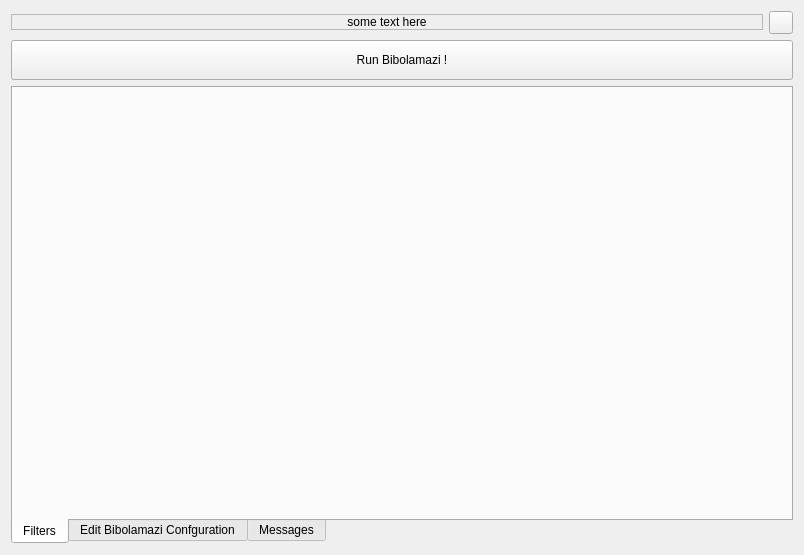
First picture: the form in gui/openbibfile.ui, repository phfaist/bibolamazi, before the edit.
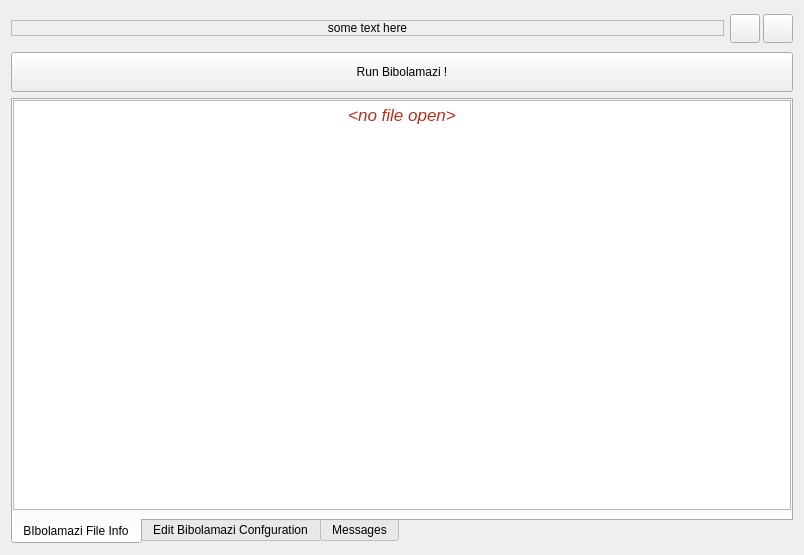
Second picture: the form after the edit. The open tabs and pages were chosen to show the change. Icons and pictures are not drawn.

The edit to the form file:
```diff
--- a/gui/openbibfile.ui
+++ b/gui/openbibfile.ui
@@ -34,8 +34,39 @@
      </property>
      <widget class="QWidget" name="pageInfo">
       <attribute name="title">
-       <string>Filters</string>
+       <string>BIbolamazi File Info</string>
       </attribute>
+      <layout class="QVBoxLayout" name="verticalLayout">
+       <property name="leftMargin">
+        <number>0</number>
+       </property>
+       <property name="topMargin">
+        <number>0</number>
+       </property>
+       <property name="rightMargin">
+        <number>0</number>
+       </property>
+       <property name="bottomMargin">
+        <number>8</number>
+       </property>
+       <item>
+        <widget class="QTextBrowser" name="txtInfo">
+         <property name="tabChangesFocus">
+          <bool>true</bool>
+         </property>
+         <property name="html">
+          <string>&lt;!DOCTYPE HTML PUBLIC &quot;-//W3C//DTD HTML 4.0//EN&quot; &quot;http://www.w3.org/TR/REC-html40/strict.dtd&quot;&gt;
+&lt;html&gt;&lt;head&gt;&lt;meta name=&quot;qrichtext&quot; content=&quot;1&quot; /&gt;&lt;style type=&quot;text/css&quot;&gt;
+p, li { white-space: pre-wrap; }
+&lt;/style&gt;&lt;/head&gt;&lt;body style=&quot; font-family:'Lucida Grande'; font-size:13pt; font-weight:400; font-style:normal;&quot;&gt;
+&lt;p align=&quot;center&quot; style=&quot; margin-top:20px; margin-bottom:0px; margin-left:0px; margin-right:0px; -qt-block-indent:0; text-indent:0px;&quot;&gt;&lt;span style=&quot; font-style:italic; color:#b1311d;&quot;&gt;&amp;lt;no file open&amp;gt;&lt;/span&gt;&lt;/p&gt;&lt;/body&gt;&lt;/html&gt;</string>
+         </property>
+         <property name="openLinks">
+          <bool>false</bool>
+         </property>
+        </widget>
+       </item>
+      </layout>
      </widget>
      <widget class="QWidget" name="pageConfig">
       <attribute name="title">
@@ -176,20 +207,73 @@
       </widget>
      </item>
      <item>
-      <widget class="QToolButton" name="btnRefresh">
+      <widget class="QFrame" name="frmEditTools">
        <property name="sizePolicy">
         <sizepolicy hsizetype="Fixed" vsizetype="Preferred">
          <horstretch>0</horstretch>
          <verstretch>0</verstretch>
         </sizepolicy>
        </property>
-       <property name="text">
-        <string/>
+       <property name="frameShape">
+        <enum>QFrame::NoFrame</enum>
        </property>
-       <property name="icon">
-        <iconset resource="bibolamazi_res.qrc">
-         <normaloff>:/pic/refresh.png</normaloff>:/pic/refresh.png</iconset>
+       <property name="frameShadow">
+        <enum>QFrame::Plain</enum>
        </property>
+       <property name="lineWidth">
+        <number>0</number>
+       </property>
+       <layout class="QHBoxLayout" name="horizontalLayout_2">
+        <property name="spacing">
+         <number>3</number>
+        </property>
+        <property name="leftMargin">
+         <number>0</number>
+        </property>
+        <property name="topMargin">
+         <number>3</number>
+        </property>
+        <property name="rightMargin">
+         <number>0</number>
+        </property>
+        <property name="bottomMargin">
+         <number>3</number>
+        </property>
+        <item>
+         <widget class="QToolButton" name="btnRefresh">
+          <property name="sizePolicy">
+           <sizepolicy hsizetype="Fixed" vsizetype="Preferred">
+            <horstretch>0</horstretch>
+            <verstretch>0</verstretch>
+           </sizepolicy>
+          </property>
+          <property name="icon">
+           <iconset resource="bibolamazi_res.qrc">
+            <normaloff>:/pic/refresh.png</normaloff>:/pic/refresh.png</iconset>
+          </property>
+          <property name="iconSize">
+           <size>
+            <width>22</width>
+            <height>22</height>
+           </size>
+          </property>
+         </widget>
+        </item>
+        <item>
+         <widget class="QToolButton" name="btnSave">
+          <property name="icon">
+           <iconset resource="bibolamazi_res.qrc">
+            <normaloff>:/pic/save.png</normaloff>:/pic/save.png</iconset>
+          </property>
+          <property name="iconSize">
+           <size>
+            <width>22</width>
+            <height>22</height>
+           </size>
+          </property>
+         </widget>
+        </item>
+       </layout>
       </widget>
      </item>
     </layout>
```
Left out of the diff: 7 changed lines with no effect on the pictures.
